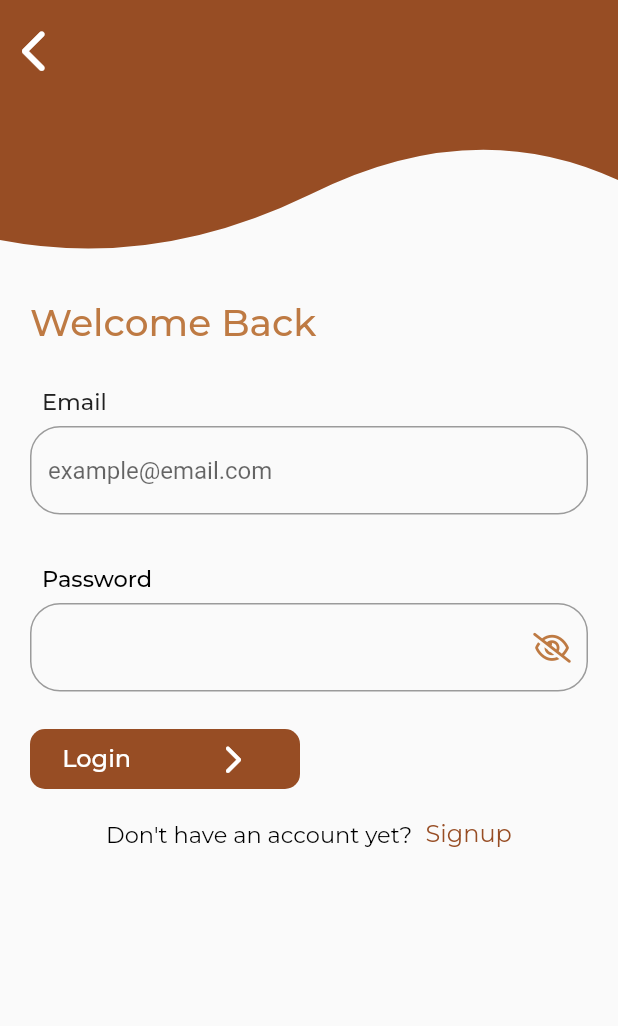
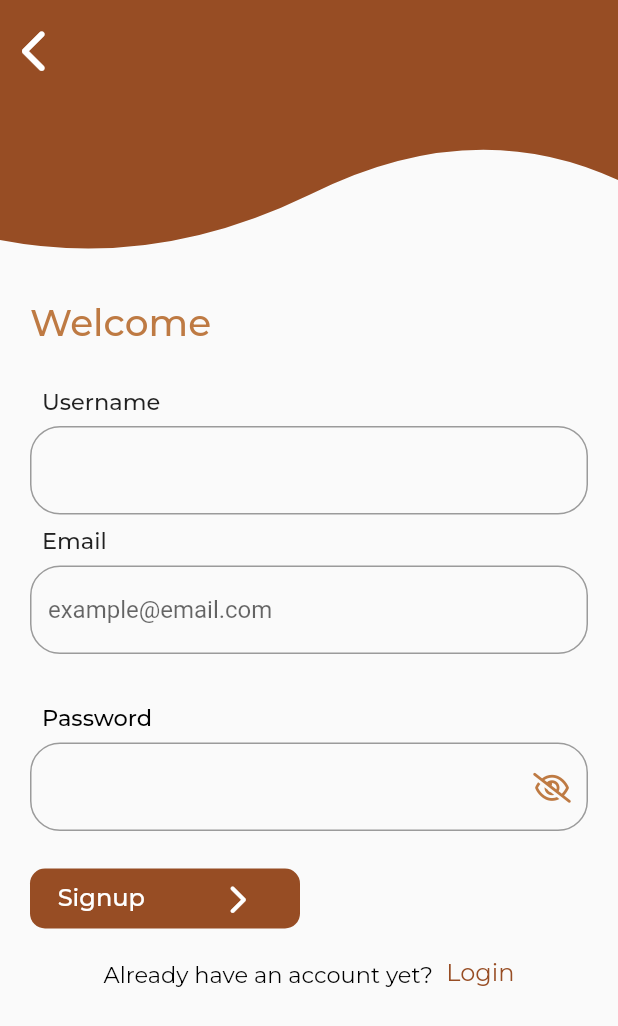
Before and after one commit to naomitimm/TopPot, a Flutter app: the screen it shows after launch, on a phone screen of 412 x 824 dp. Shown: the top 1026 px of the screen. Run offline on Flutter 3.47's test engine with Material 2 defaults, Android fonts, the phone set to English and light mode, and no system bars; our stand-ins replace font_awesome_flutter, google_fonts.

Commit message:
signup-co

```diff
--- a/top_pot_app/lib/main.dart
+++ b/top_pot_app/lib/main.dart
@@ -1,6 +1,5 @@
 import 'package:flutter/material.dart';
-import 'package:top_pot_app/presentation/auth/landing_page.dart';
-import 'package:top_pot_app/presentation/auth/login_page.dart';
+import 'package:top_pot_app/presentation/auth/signup_page.dart';
 
 void main() {
   runApp(const TopPotApp());
@@ -12,7 +11,7 @@ class TopPotApp extends StatelessWidget {
   @override
   Widget build(BuildContext context) {
     return const MaterialApp(
-      home: LoginPage(),
+      home: SignupPage(),
     );
   }
 }
--- a/top_pot_app/lib/presentation/auth/landing_page.dart
+++ b/top_pot_app/lib/presentation/auth/landing_page.dart
@@ -28,7 +28,7 @@ class _LandingPageState extends State<LandingPage> {
                   height: 15,
                 ),
                 ButtonWithArrow(
-                  text: "Create Account",
+                  text: "New Account",
                   color: Colors.white,
                   navigator: () {
                     Navigator.push(context,
--- a/top_pot_app/lib/presentation/auth/signup_page.dart
+++ b/top_pot_app/lib/presentation/auth/signup_page.dart
@@ -1,5 +1,3 @@
-import 'package:flutter/src/foundation/key.dart';
-import 'package:flutter/src/widgets/framework.dart';
 import 'package:top_pot_app/presentation/exports.dart';
 
 class SignupPage extends StatefulWidget {
@@ -10,8 +8,90 @@ class SignupPage extends StatefulWidget {
 }
 
 class _SignupPageState extends State<SignupPage> {
+  final emailController = TextEditingController();
+  final passwordController = TextEditingController();
+  final nameController = TextEditingController();
   @override
   Widget build(BuildContext context) {
-    return Scaffold();
+    return Scaffold(
+        body: ListView(
+      children: [
+        AuthPageWave(
+          navigator: () {
+            Navigator.push(context, MaterialPageRoute(builder: ((context) {
+              return const LandingPage();
+            })));
+          },
+        ),
+        Padding(
+          padding: const EdgeInsets.all(20.0),
+          child: Column(
+            crossAxisAlignment: CrossAxisAlignment.start,
+            children: [
+              Text("Welcome",
+                  style: GoogleFonts.montserrat(
+                    textStyle: const TextStyle(
+                        color: Color.fromRGBO(190, 122, 67, 1),
+                        fontSize: 25,
+                        fontWeight: FontWeight.w500),
+                  )),
+              const SizedBox(
+                height: 20,
+              ),
+              AuthFields(
+                controller: nameController,
+                hintText: "Username",
+                placeholder: "",
+              ),
+              AuthFields(
+                controller: emailController,
+                hintText: "Email",
+                placeholder: "example@email.com",
+              ),
+              const SizedBox(
+                height: 25,
+              ),
+              PasswordTextField(
+                  controller: passwordController, hintText: "Password"),
+              const SizedBox(
+                height: 25,
+              ),
+              ButtonWithArrow(
+                  text: "Signup",
+                  color: Colors.white,
+                  navigator: () {
+                    Navigator.push(context,
+                        MaterialPageRoute(builder: ((context) {
+                      return const Home();
+                    })));
+                  }),
+              const SizedBox(
+                height: 20,
+              ),
+              Row(
+                mainAxisAlignment: MainAxisAlignment.center,
+                children: [
+                  const IntroText(
+                      color: Colors.black,
+                      text: "Already have an account yet? "),
+                  const SizedBox(
+                    width: 5,
+                  ),
+                  LinkText(
+                      color: const Color.fromRGBO(151, 77, 36, 1),
+                      text: "Login",
+                      navigator: () {
+                        Navigator.push(context,
+                            MaterialPageRoute(builder: ((context) {
+                          return const SignupPage();
+                        })));
+                      })
+                ],
+              )
+            ],
+          ),
+        ),
+      ],
+    ));
   }
 }
--- a/top_pot_app/lib/presentation/auth/widgets/buttons.dart
+++ b/top_pot_app/lib/presentation/auth/widgets/buttons.dart
@@ -14,9 +14,7 @@ class ButtonWithArrow extends StatelessWidget {
   @override
   Widget build(BuildContext context) {
     return GestureDetector(
-      onTap: () {
-        navigator();
-      },
+      onTap: navigator,
       child: Container(
         height: 40,
         width: 180,
@@ -34,7 +32,7 @@ class ButtonWithArrow extends StatelessWidget {
               ),
             ),
             IconButton(
-                onPressed: () {},
+                onPressed: navigator,
                 icon: const FaIcon(
                   FontAwesomeIcons.chevronRight,
                   color: Colors.white,
--- a/top_pot_app/lib/presentation/auth/widgets/waves.dart
+++ b/top_pot_app/lib/presentation/auth/widgets/waves.dart
@@ -1,12 +1,13 @@
 import 'package:top_pot_app/presentation/exports.dart';
 
-class LoginPageWave extends StatelessWidget {
-  const LoginPageWave({Key? key}) : super(key: key);
+class AuthPageWave extends StatelessWidget {
+  const AuthPageWave({Key? key, required this.navigator}) : super(key: key);
+  final void Function() navigator;
 
   @override
   Widget build(BuildContext context) {
     return ClipPath(
-        clipper: LoginClipper(),
+        clipper: AuthClipper(),
         child: Stack(
           children: [
             Container(
@@ -16,7 +17,7 @@ class LoginPageWave extends StatelessWidget {
             Positioned(
               top: 10,
               child: IconButton(
-                  onPressed: () {},
+                  onPressed: navigator,
                   icon: const FaIcon(
                     FontAwesomeIcons.chevronLeft,
                     color: Colors.white,
@@ -28,7 +29,7 @@ class LoginPageWave extends StatelessWidget {
   }
 }
 
-class LoginClipper extends CustomClipper<Path> {
+class AuthClipper extends CustomClipper<Path> {
   @override
   Path getClip(Size size) {
     var path = Path();
--- a/top_pot_app/lib/presentation/exports.dart
+++ b/top_pot_app/lib/presentation/exports.dart
@@ -8,3 +8,6 @@ export 'package:font_awesome_flutter/font_awesome_flutter.dart';
 export 'package:top_pot_app/presentation/auth/widgets/buttons.dart';
 export 'package:top_pot_app/presentation/auth/widgets/texts.dart';
 export 'package:top_pot_app/presentation/auth/login_page.dart';
+export 'package:top_pot_app/presentation/auth/landing_page.dart';
+export 'package:top_pot_app/presentation/auth/signup_page.dart';
+export 'package:top_pot_app/presentation/nav/home.dart';
```
Also changed, not shown: top_pot_app/lib/presentation/auth/login_page.dart (+7 -3 lines).
